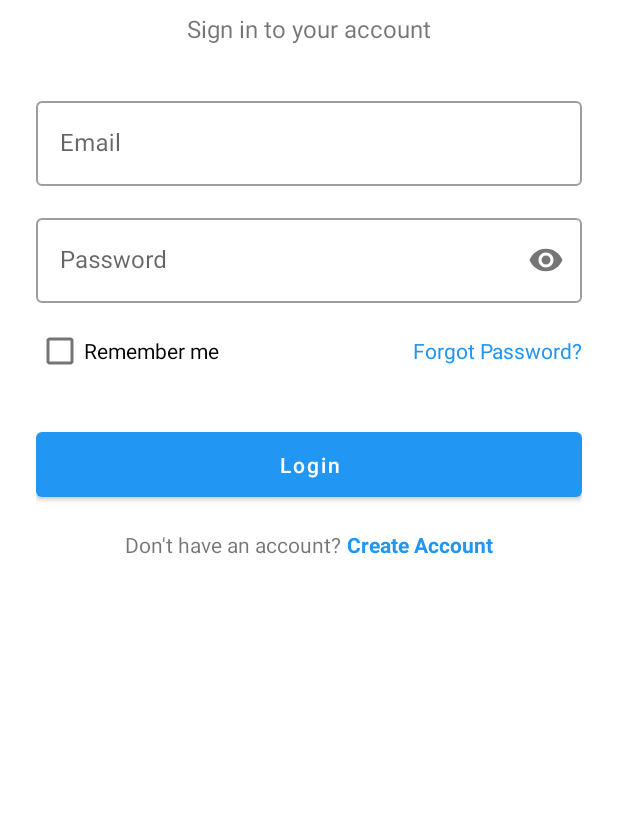
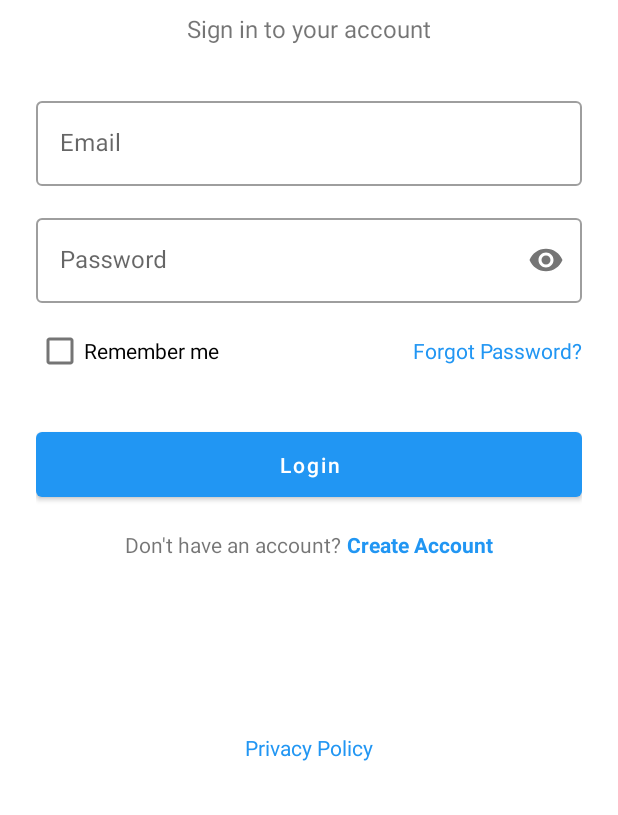
Before and after one commit to ramos453/medicalcalculatorandroidapp, an Android app built with Jetpack Compose: the screen it shows after launch (MainActivity), on a phone screen of 412 x 824 dp, the part 421-1236 px from its top. Run offline under Robolectric (Android 15) with nearby library versions, the light colour scheme and no system bars; our stand-ins replace navigation-ui; 3 statements that could not run were skipped.

Commit message:
Privacy Policy Implemented

```diff
--- a/app/src/main/java/com/example/medicalcalculatorapp/ui/theme/auth/LoginFragment.kt
+++ b/app/src/main/java/com/example/medicalcalculatorapp/ui/theme/auth/LoginFragment.kt
@@ -42,6 +42,9 @@ class LoginFragment : Fragment() {
             if (validateInputs()) {
                 performLogin()
             }
+        }
+        binding.tvPrivacyPolicy.setOnClickListener {
+            findNavController().navigate(R.id.action_loginFragment_to_privacyPolicyFragment)
         }
 
         binding.tvRegister.setOnClickListener {
--- a/app/src/main/res/layout/fragment_login.xml
+++ b/app/src/main/res/layout/fragment_login.xml
@@ -154,6 +154,20 @@
         app:layout_constraintStart_toEndOf="@+id/tvNoAccount"
         app:layout_constraintTop_toTopOf="@+id/tvNoAccount" />
 
+    <!-- Add this after the Register/Create Account section -->
+    <TextView
+        android:id="@+id/tvPrivacyPolicy"
+        android:layout_width="wrap_content"
+        android:layout_height="wrap_content"
+        android:layout_marginTop="16dp"
+        android:text="@string/view_privacy_policy"
+        android:textColor="@color/primary"
+        app:layout_constraintBottom_toBottomOf="parent"
+        app:layout_constraintEnd_toEndOf="parent"
+        app:layout_constraintStart_toStartOf="parent"
+        app:layout_constraintTop_toBottomOf="@+id/tvNoAccount"
+        app:layout_constraintVertical_bias="0.9" />
+
     <ProgressBar
         android:id="@+id/progressBar"
         android:layout_width="wrap_content"
--- a/app/src/main/res/navigation/nav_graph.xml
+++ b/app/src/main/res/navigation/nav_graph.xml
@@ -30,7 +30,18 @@
             app:destination="@id/calculatorListFragment"
             app:popUpTo="@id/nav_graph"
             app:popUpToInclusive="true" />
+        <!-- Add this new action inside the loginFragment element -->
+        <action
+            android:id="@+id/action_loginFragment_to_privacyPolicyFragment"
+            app:destination="@id/privacyPolicyFragment" />
     </fragment>
+
+    <!-- Add this new fragment definition -->
+    <fragment
+        android:id="@+id/privacyPolicyFragment"
+        android:name="com.example.medicalcalculatorapp.ui.theme.auth.PrivacyPolicyFragment"
+        android:label="Privacy Policy"
+        tools:layout="@layout/fragment_privacy_policy" />
 
     <fragment
         android:id="@+id/registerFragment"
```
Also changed, not shown: app/src/main/java/com/example/medicalcalculatorapp/ui/theme/auth/PrivacyPolicyFragment.kt (added, +37 -0 lines), app/src/main/res/layout/fragment_privacy_policy.xml (added, +46 -0 lines), app/src/main/res/values/strings.xml (+33 -0 lines).
